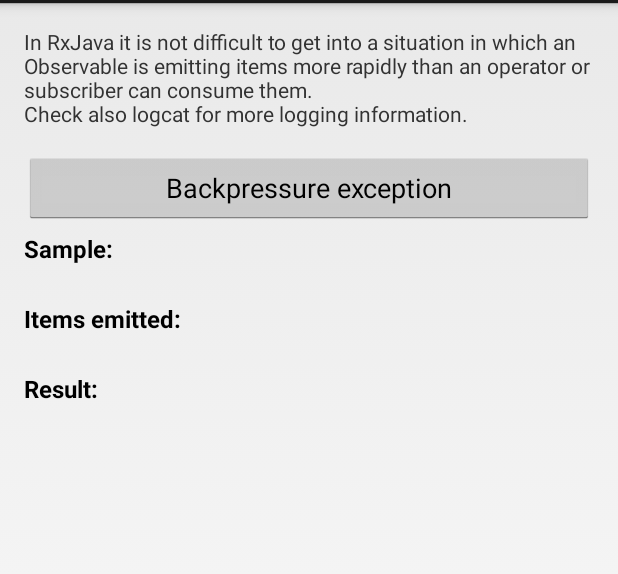
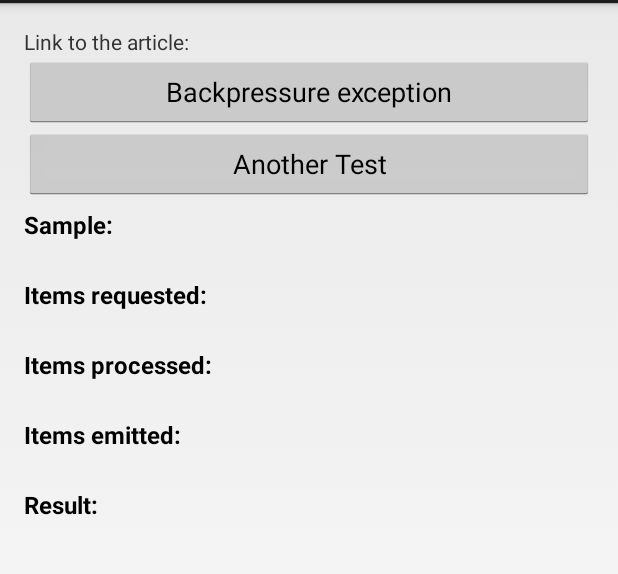
Before and after one commit to android10/Android-ReactiveProgramming, an Android app: the layout activity_samples_backpressure.xml on its own in the app's theme, with its tools: preview values and no code run, on a phone screen of 412 x 824 dp, the part 69-643 px from its top. Run offline under Robolectric (Android 15) with nearby library versions, the phone set to English and light mode, and no system bars.

Commit message:
Add second example for RxJava Backpressure.

```diff
--- a/app/src/main/AndroidManifest.xml
+++ b/app/src/main/AndroidManifest.xml
@@ -26,7 +26,7 @@
         android:label="@string/app_sample_observable_composition" />
 
     <activity
-        android:name=".activity.ActivityBackpressureSamples"
+        android:name=".activity.backpressure.ActivityBackpressureSamples"
         android:label="@string/app_sample_backpressure" />
 
     <activity
--- a/app/src/main/java/com/fernandocejas/android10/rx/sample/navigation/Navigator.java
+++ b/app/src/main/java/com/fernandocejas/android10/rx/sample/navigation/Navigator.java
@@ -17,7 +17,7 @@ package com.fernandocejas.android10.rx.sample.navigation;
 
 import android.content.Context;
 import android.content.Intent;
-import com.fernandocejas.android10.rx.sample.activity.ActivityBackpressureSamples;
+import com.fernandocejas.android10.rx.sample.activity.backpressure.ActivityBackpressureSamples;
 import com.fernandocejas.android10.rx.sample.activity.ActivityObservableCompositionSamples;
 import com.fernandocejas.android10.rx.sample.activity.ActivityObservableConcatVsFlatMapSample;
 import com.fernandocejas.android10.rx.sample.activity.ActivitySubscriberSample;
--- a/app/src/main/res/layout/activity_samples_backpressure.xml
+++ b/app/src/main/res/layout/activity_samples_backpressure.xml
@@ -21,6 +21,13 @@
       android:text="@string/btn_text_backpressure_exception"
       />
 
+  <Button
+      android:id="@+id/btn_backpressureOperator"
+      android:layout_width="match_parent"
+      android:layout_height="wrap_content"
+      android:text="Another Test"
+      />
+
   <LinearLayout
       android:layout_width="match_parent"
       android:layout_height="match_parent"
@@ -33,6 +40,26 @@
         />
     <TextView
         android:id="@+id/tv_sampleDescription"
+        android:layout_width="match_parent"
+        android:layout_height="wrap_content"
+        />
+
+    <TextView
+        style="@style/AppTheme.TextViewTitle"
+        android:text="@string/tv_label_backpressure_items_requested"
+        />
+    <TextView
+        android:id="@+id/tv_itemsRequested"
+        android:layout_width="match_parent"
+        android:layout_height="wrap_content"
+        />
+
+    <TextView
+        style="@style/AppTheme.TextViewTitle"
+        android:text="@string/tv_label_backpressure_items_processed"
+        />
+    <TextView
+        android:id="@+id/tv_itemsProcessed"
         android:layout_width="match_parent"
         android:layout_height="wrap_content"
         />
--- a/app/src/main/res/values/strings.xml
+++ b/app/src/main/res/values/strings.xml
@@ -22,6 +22,8 @@
   <string name="tv_label_flatMap_result">flatMap() Unordered result:</string>
   <string name="tv_label_concatMap_result">concatMap() Ordered result:</string>
   <string name="tv_label_backpressure_sample">Sample:</string>
+  <string name="tv_label_backpressure_items_requested">Items requested:</string>
+  <string name="tv_label_backpressure_items_processed">Items processed:</string>
   <string name="tv_label_backpressure_items_emitted">Items emitted:</string>
   <string name="tv_label_backpressure_result">Result:</string>
   <string name="btn_text_backpressure_exception">Backpressure exception</string>
@@ -39,9 +41,7 @@
     observable transformation by applying a function (square of a number) to a set of values.
     The basic idea is to see the difference between both flatMap() and concatMap() methods whereas
     one take care of the order and the other does not.</string>
-  <string name="string_sample_backpressure">In RxJava it is not difficult to get into a situation
-    in which an Observable is emitting items more rapidly than an operator or subscriber can
-    consume them. \nCheck also logcat for more logging information.\n</string>
+  <string name="string_sample_backpressure">Link to the article: </string>
   <string name="string_success">Success!</string>
   <string name="string_failure">Failure! %1$s</string>
 
```
Also changed, not shown: app/src/main/java/com/fernandocejas/android10/rx/sample/activity/ActivityBackpressureSamples.java (deleted, +0 -150 lines), app/src/main/java/com/fernandocejas/android10/rx/sample/activity/backpressure/ActivityBackpressureSamples.java (added, +136 -0 lines), app/src/main/java/com/fernandocejas/android10/rx/sample/activity/backpressure/BackpressureSubscriber.java (added, +86 -0 lines), app/src/main/java/com/fernandocejas/android10/rx/sample/activity/backpressure/OperationResult.java (added, +48 -0 lines), app/src/main/java/com/fernandocejas/android10/rx/sample/data/DataManager.java (+6 -2 lines).
